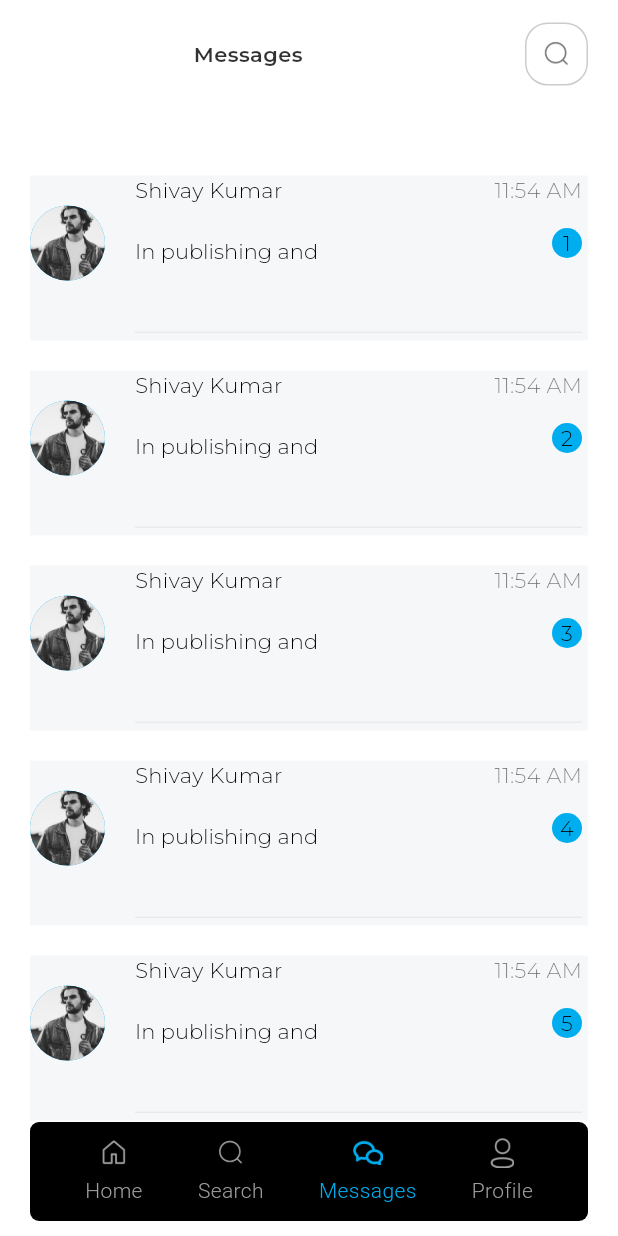
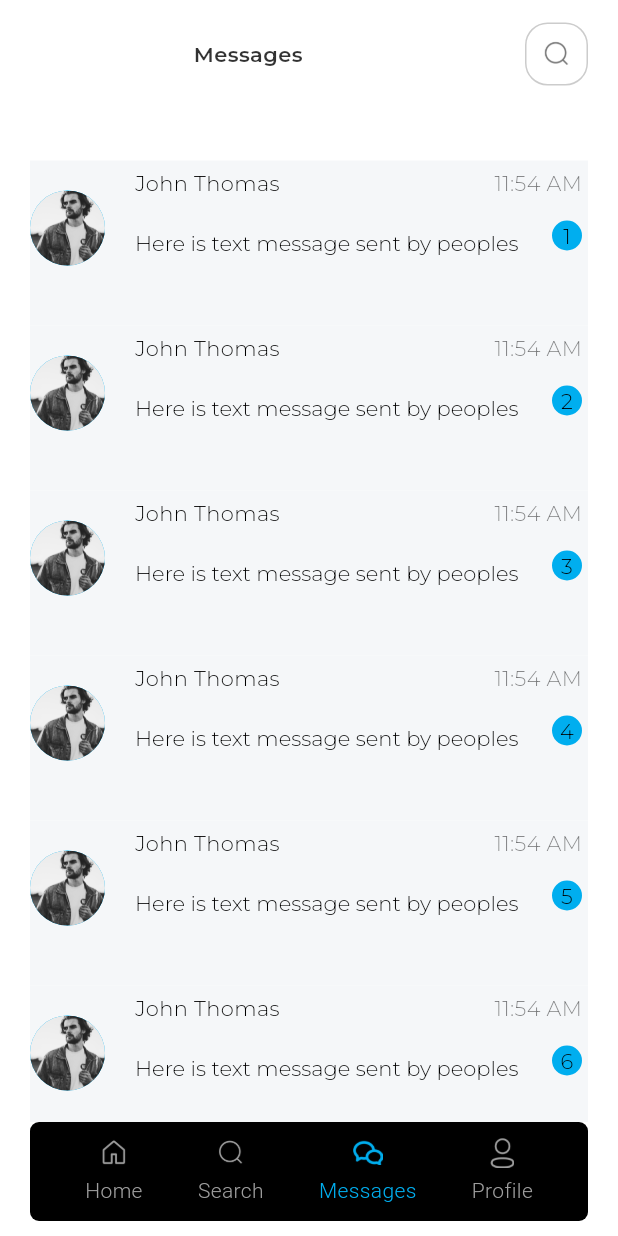
Before and after one commit to Fawadali521/Notary_Ping, a Flutter app: the screen it shows after launch, swiped to page 3, on a phone screen of 412 x 824 dp. Run offline on Flutter 3.47's test engine with Material 2 defaults, Android fonts, the light colour scheme and no system bars; drawn by our look-alikes of delayed_display; our stand-ins replace expandable_page_view, flutter_staggered_animations, get, page_transition, pinput; Roboto replaces fonts that are missing (Montserrat-Regular); project files that could hold a hidden picture were left out.

Commit message:
dashboard and profile tuesday

```diff
--- a/lib/src/modules/dashboard/chat/ChartTile.dart
+++ b/lib/src/modules/dashboard/chat/ChartTile.dart
@@ -15,11 +15,7 @@ class _ChatTileState extends State<ChatTile> {
   Widget build(BuildContext context) {
     double width = MediaQuery.of(context).size.width;
     double height = MediaQuery.of(context).size.height;
-    return Padding(
-      padding: const EdgeInsets.only(
-        top: 10, bottom: 10
-      ),
-      child: Container(
+    return Container(
       height: 110,
       decoration: const BoxDecoration(
         color: Palette.textFieldFill,
@@ -56,7 +52,9 @@ class _ChatTileState extends State<ChatTile> {
                   children: [
                     Column(
                       children: [
-                          Row(
+                        Padding(
+                          padding: const EdgeInsets.only(top: 5),
+                          child: Row(
                             crossAxisAlignment: CrossAxisAlignment.start,
                             mainAxisAlignment: MainAxisAlignment.spaceBetween,
                             children: [
@@ -66,7 +64,7 @@ class _ChatTileState extends State<ChatTile> {
                                   children: [
                                     Flexible(
                                       child: Text(
-                                        "Shivay Kumar",
+                                        "John Thomas",
                                         style: TextStyles.bodyText
                                       ),
                                     ),
@@ -82,6 +80,7 @@ class _ChatTileState extends State<ChatTile> {
                               ),
                             ],
                           ),
+                        ),
                         Padding(
                           padding: const EdgeInsets.only(top: 5),
                           child: Row(
@@ -96,11 +95,11 @@ class _ChatTileState extends State<ChatTile> {
                                     Flexible(
                                         child: RichText(
                                           overflow: TextOverflow.visible,
-                                            text: TextSpan(
+                                          text: const TextSpan(
                                             children: [
                                                TextSpan(
                                                 text:
-                                                  'In publishing and ',
+                                                'Here is text message sent by peoples ',
 
 
                                                 style: TextStyles.bodyText,
@@ -126,15 +125,6 @@ class _ChatTileState extends State<ChatTile> {
                         ),
                       ],
                     ),
-                      Positioned(
-                        bottom: -15,
-                        child: Container(
-                          width: width - 60 - 54,
-                          height: 1,
-                          decoration: BoxDecoration(
-                              color: Colors.black.withOpacity(0.05)),
-                        ),
-                      )
                    ],
                 ),
               ),
@@ -142,7 +132,6 @@ class _ChatTileState extends State<ChatTile> {
           ],
         ),
       ),
-      ),
     );
   }
 }
--- a/lib/src/modules/dashboard/chat/chart.dart
+++ b/lib/src/modules/dashboard/chat/chart.dart
@@ -26,12 +26,11 @@ class _ChatsState extends State<Chats> {
   Widget build(BuildContext context) {
     SystemChrome.setSystemUIOverlayStyle(const SystemUiOverlayStyle(
       statusBarColor: Colors.black,
-      statusBarBrightness: Brightness.light,
+      statusBarBrightness: Brightness.dark,
     ));
     double width = MediaQuery.of(context).size.width;
     double height = MediaQuery.of(context).size.height;
-    return Scaffold(
-      body: Container(
+    return Container(
       height: height,
       width: width,
       decoration: const BoxDecoration(
@@ -189,7 +188,6 @@ class _ChatsState extends State<Chats> {
           ),
         ],
       ),
-      ),
     );
   }
 }
--- a/lib/src/modules/dashboard/profile/Profile.dart
+++ b/lib/src/modules/dashboard/profile/Profile.dart
@@ -54,7 +54,7 @@ class _ProfileState extends State<Profile> with TickerProviderStateMixin {
   @override
   Widget build(BuildContext context) {
     SystemChrome.setSystemUIOverlayStyle(const SystemUiOverlayStyle(
-      statusBarBrightness: Brightness.light,
+      statusBarBrightness: Brightness.dark,
     ));
     double width = MediaQuery.of(context).size.width;
     double height = MediaQuery.of(context).size.height;
```
Lines whose indentation alone changed are shown as unchanged.
